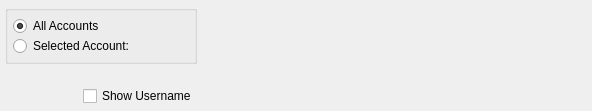
Above: guiclient/displays/dspVoucherRegister.ui from knowhow/xtuple before the change. Below: the same form after it.
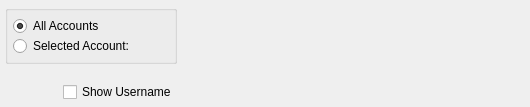
That is the form after the change. Custom widgets are drawn as their Qt base class.

The edit to the form file:
```diff
--- a/guiclient/displays/dspVoucherRegister.ui
+++ b/guiclient/displays/dspVoucherRegister.ui
@@ -13,8 +13,8 @@
    <rect>
     <x>0</x>
     <y>0</y>
-    <width>592</width>
-    <height>111</height>
+    <width>530</width>
+    <height>107</height>
    </rect>
   </property>
   <property name="windowTitle">
@@ -26,6 +26,9 @@
      <property name="spacing">
       <number>0</number>
      </property>
+     <property name="margin">
+      <number>0</number>
+     </property>
      <item>
       <widget class="QGroupBox" name="_accountGroup">
        <property name="title">
@@ -53,6 +56,9 @@
           <property name="spacing">
            <number>5</number>
           </property>
+          <property name="margin">
+           <number>0</number>
+          </property>
           <item>
            <widget class="QRadioButton" name="_selectedAccount">
             <property name="text">
@@ -63,7 +69,7 @@
           <item>
            <widget class="GLCluster" name="_account">
             <property name="enabled">
-             <bool>false</bool>
+             <bool>true</bool>
             </property>
            </widget>
           </item>
@@ -93,6 +99,9 @@
        <property name="spacing">
         <number>0</number>
        </property>
+       <property name="margin">
+        <number>0</number>
+       </property>
        <item>
         <spacer>
          <property name="orientation">
@@ -125,11 +134,17 @@
      <property name="spacing">
       <number>0</number>
      </property>
+     <property name="margin">
+      <number>0</number>
+     </property>
      <item>
       <layout class="QHBoxLayout">
        <property name="spacing">
         <number>0</number>
        </property>
+       <property name="margin">
+        <number>0</number>
+       </property>
        <item>
         <widget class="DateCluster" name="_dates"/>
        </item>
```
Left out of the diff: 2 changed lines with no effect on the pictures.
